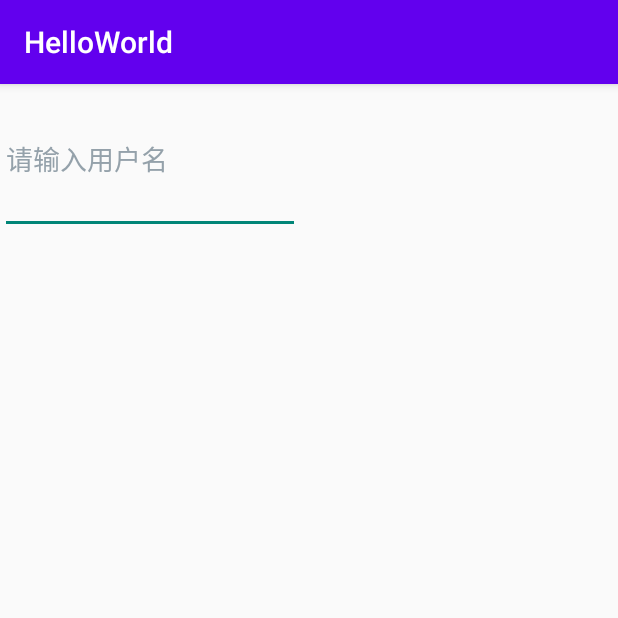
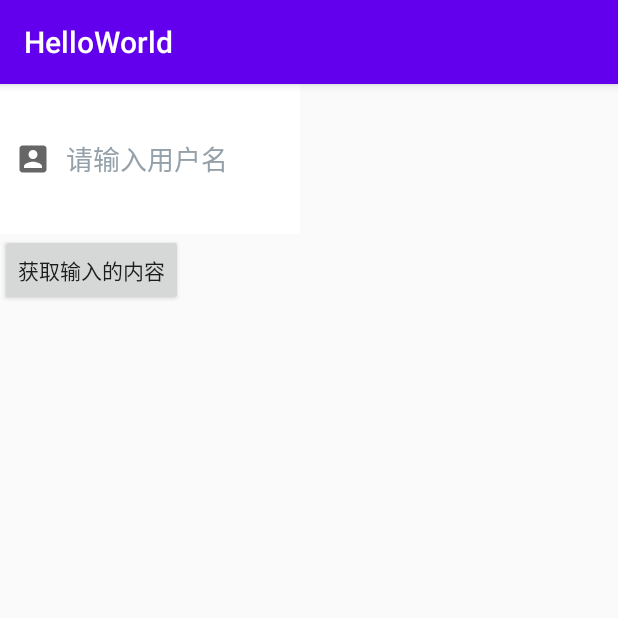
Before and after one commit to zpfate/Lesson_Android, an Android app: the screen it shows after launch (MainActivity), on a phone screen of 412 x 824 dp, the top half of it. Run offline under Robolectric (Android 15) with nearby library versions, the light colour scheme and no system bars.

Commit message:
重置工程

```diff
--- a/HelloWorld/app/src/main/java/com/example/helloworld/MainActivity.java
+++ b/HelloWorld/app/src/main/java/com/example/helloworld/MainActivity.java
@@ -8,6 +8,7 @@ import android.util.Log;
 import android.view.MotionEvent;
 import android.view.View;
 import android.widget.Button;
+import android.widget.EditText;
 import android.widget.TextView;
 
 public class MainActivity extends AppCompatActivity {
@@ -18,20 +19,44 @@ public class MainActivity extends AppCompatActivity {
     @Override
     protected void onCreate(Bundle savedInstanceState) {
         super.onCreate(savedInstanceState);
-        /// 设置视图
-        setContentView(R.layout.edit_text);
+        /// textView
+//        setContentView(R.layout.activity_main);
+//        TextView tv_one = findViewById(R.id.tv_one);
+//        tv_one.setText("leo");
+
+        createEditText();
+    }
 
 
+    public void createEditText() {
+        setContentView(R.layout.edit_text);
+        EditText editText = findViewById(R.id.edittext);
+        Button btn = findViewById(R.id.getBtn);
+
+        btn.setOnClickListener(new View.OnClickListener() {
+            @Override
+            public void onClick(View view) {
+                String text = editText.getText().toString();
+                Log.e(TAG, "onClick: 输入的内容： " + text );
+            }
+        });
+    }
+
+
+    public void createBtn() {
+        /// 按钮
+        setContentView(R.layout.button);
+
         Button btn = findViewById(R.id.btn);
-        // 点击事件
-//        btn.setOnClickListener(new View.OnClickListener() {
-//            @Override
-//            public void onClick(View view) {
-//
-//                Log.e(TAG,"onClick");
-//            }
-//        });
+//        // 点击事件
+        btn.setOnClickListener(new View.OnClickListener() {
+            @Override
+            public void onClick(View view) {
 
+                Log.e(TAG,"onClick");
+            }
+        });
+        /// 长按事件
         btn.setOnLongClickListener(new View.OnLongClickListener() {
             @Override
             public boolean onLongClick(View view) {
@@ -39,16 +64,18 @@ public class MainActivity extends AppCompatActivity {
                 return false;
             }
         });
-
+        /// 触摸事件
         btn.setOnTouchListener(new View.OnTouchListener() {
             @Override
             public boolean onTouch(View view, MotionEvent motionEvent) {
-                Log.e(TAG,"onTouch");
+                Log.e(TAG,"onTouch" + motionEvent.getAction());
+                /// return true会消费事件
                 return false;
             }
         });
     }
 
+
     public void onClick(View view) {
         Log.e(TAG,"onClick");
     }
--- /dev/null
+++ b/HelloWorld/app/src/main/res/color/btn_color_selector.xml
@@ -0,0 +1,5 @@
+<?xml version="1.0" encoding="utf-8"?>
+<selector xmlns:android="http://schemas.android.com/apk/res/android">
+<item android:color="#ffff0000" android:state_pressed="true"/>
+    <item android:color="#ff00ff00"/>
+</selector>
--- /dev/null
+++ b/HelloWorld/app/src/main/res/drawable/ic_baseline_account_box_24.xml
@@ -0,0 +1,10 @@
+<vector xmlns:android="http://schemas.android.com/apk/res/android"
+    android:width="24dp"
+    android:height="24dp"
+    android:viewportWidth="24"
+    android:viewportHeight="24"
+    android:tint="?attr/colorControlNormal">
+  <path
+      android:fillColor="@android:color/white"
+      android:pathData="M3,5v14c0,1.1 0.89,2 2,2h14c1.1,0 2,-0.9 2,-2L21,5c0,-1.1 -0.9,-2 -2,-2L5,3c-1.11,0 -2,0.9 -2,2zM15,9c0,1.66 -1.34,3 -3,3s-3,-1.34 -3,-3 1.34,-3 3,-3 3,1.34 3,3zM6,17c0,-2 4,-3.1 6,-3.1s6,1.1 6,3.1v1L6,18v-1z"/>
+</vector>
--- a/HelloWorld/app/src/main/res/layout/button.xml
+++ b/HelloWorld/app/src/main/res/layout/button.xml
@@ -8,6 +8,7 @@
         android:id="@+id/btn"
         android:text="按钮"
         android:background="@drawable/btn_selector"
+        android:backgroundTint="@color/btn_color_selector"
         android:onClick="onClick"
         android:layout_width="200dp"
         android:layout_height="100dp"></Button>
--- a/HelloWorld/app/src/main/res/layout/edit_text.xml
+++ b/HelloWorld/app/src/main/res/layout/edit_text.xml
@@ -1,13 +1,25 @@
 <?xml version="1.0" encoding="utf-8"?>
 <LinearLayout xmlns:android="http://schemas.android.com/apk/res/android"
+    xmlns:tools="http://schemas.android.com/tools"
     android:orientation="vertical"
     android:layout_width="match_parent"
     android:layout_height="match_parent">
     <EditText
+        android:id="@+id/edittext"
         android:hint="请输入用户名"
-        android:textColorHint="#94a1aa"
+        android:textColorHint="#95a1aa"
+        android:inputType="number"
+        android:drawableLeft="@drawable/ic_baseline_account_box_24"
+        android:drawablePadding="10dp"
+        android:paddingLeft="10dp"
+        android:background="@color/white"
         android:layout_width="200dp"
         android:layout_height="100dp"/>
 
-
+    <Button
+        android:id="@+id/getBtn"
+        android:text="获取输入的内容"
+        android:layout_width="wrap_content"
+        android:layout_height="wrap_content"
+        tools:ignore="InvalidId" />
 </LinearLayout>
```
Also changed, not shown: HelloWorld/gradle/wrapper/gradle-wrapper.properties (added), 2 other files.
